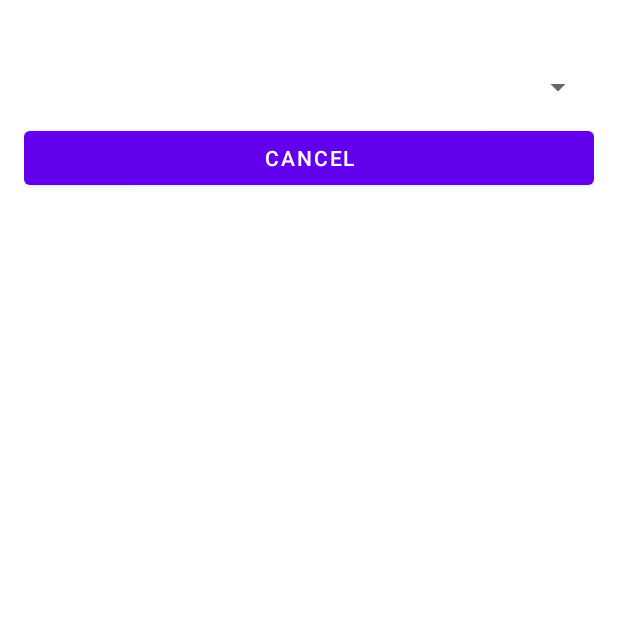
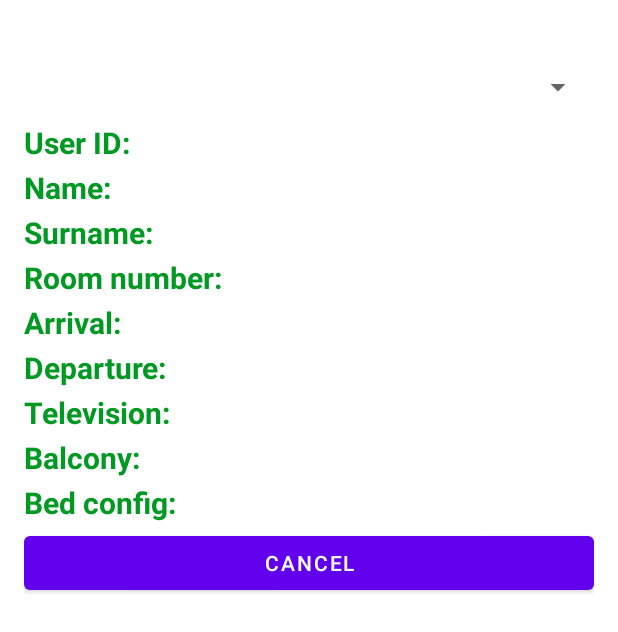
Before and after one commit to GreenHillHotel-Android/GreenHillHotel, an Android app: the layout fragment_admin.xml on its own in the app's theme, with its tools: preview values and no code run, on a phone screen of 412 x 824 dp. Shown: the top 632 px of the screen. Run offline under Robolectric (Android 15) with nearby library versions, the phone set to English and light mode, and no system bars.

Commit message:
admin panel design

```diff
--- a/app/src/main/res/layout/fragment_admin.xml
+++ b/app/src/main/res/layout/fragment_admin.xml
@@ -9,17 +9,120 @@
     android:paddingTop="@dimen/activity_vertical_margin"
     tools:context=".MainActivity">
 
+    <TextView
+        android:id="@+id/noReservation"
+        android:layout_width="match_parent"
+        android:layout_height="wrap_content"
+        android:layout_marginTop="30dp"
+        android:text="There are no reservations."
+        android:textColor="#092"
+        android:textColorHint="#090"
+        android:textSize="25sp"
+        android:textStyle="bold"
+        android:visibility="gone"/>
     <Spinner
-        android:id="@+id/spinner2"
+        android:id="@+id/spinner1"
         android:layout_width="match_parent"
         android:layout_height="wrap_content"
         android:layout_marginTop="30dp"
         android:spinnerMode="dropdown"/>
+    <TextView
+        android:id="@+id/userID"
+        android:layout_width="200dp"
+        android:layout_height="30dp"
+        android:layout_marginTop="65dp"
+        android:textColor="#092"
+        android:textColorHint="#090"
+        android:textSize="20sp"
+        android:textStyle="bold"
+        android:text="User ID:"/>
+    <TextView
+        android:id="@+id/name"
+        android:layout_width="200dp"
+        android:layout_below="@+id/userID"
+        android:layout_height="30dp"
+        android:textColor="#092"
+        android:textColorHint="#090"
+        android:textSize="20sp"
+        android:textStyle="bold"
+        android:text="Name:"/>
+    <TextView
+        android:id="@+id/surname"
+        android:layout_width="200dp"
+        android:layout_below="@+id/name"
+        android:layout_height="30dp"
+        android:textColor="#092"
+        android:textColorHint="#090"
+        android:textSize="20sp"
+        android:textStyle="bold"
+        android:text="Surname:"/>
+    <TextView
+        android:id="@+id/roomNumber"
+        android:layout_width="200dp"
+        android:layout_height="30dp"
+        android:layout_below="@+id/surname"
+        android:textColor="#092"
+        android:textColorHint="#090"
+        android:textSize="20sp"
+        android:textStyle="bold"
+        android:text="Room number:"/>
+    <TextView
+        android:id="@+id/arrivalRes"
+        android:layout_width="260dp"
+        android:layout_height="30dp"
+        android:layout_below="@+id/roomNumber"
+        android:textColor="#092"
+        android:textColorHint="#090"
+        android:textSize="20sp"
+        android:textStyle="bold"
+        android:text="Arrival: "/>
+    <TextView
+        android:id="@+id/departureRes"
+        android:layout_width="260dp"
+        android:layout_height="30dp"
+        android:layout_below="@+id/arrivalRes"
+        android:textColor="#092"
+        android:textColorHint="#090"
+        android:textSize="20sp"
+        android:textStyle="bold"
+        android:text="Departure: "/>
+
+    <TextView
+        android:id="@+id/doesTv"
+        android:layout_width="200dp"
+        android:layout_height="30dp"
+        android:layout_below="@+id/departureRes"
+        android:textColor="#092"
+        android:textColorHint="#090"
+        android:textSize="20sp"
+        android:textStyle="bold"
+        android:text="Television: "/>
+    <TextView
+        android:id="@+id/doesBalcony"
+        android:layout_width="200dp"
+        android:layout_height="30dp"
+        android:layout_below="@+id/doesTv"
+        android:textColor="#092"
+        android:textColorHint="#090"
+        android:textSize="20sp"
+        android:textStyle="bold"
+        android:text="Balcony: "/>
+    <TextView
+        android:id="@+id/configuration"
+        android:layout_width="200dp"
+        android:layout_height="30dp"
+        android:layout_below="@+id/doesBalcony"
+        android:textColor="#092"
+        android:textColorHint="#090"
+        android:textSize="20sp"
+        android:textStyle="bold"
+        android:text="Bed config: "/>
+
     <Button
         android:id="@+id/buttonCancel"
         android:layout_width="match_parent"
         android:layout_height="wrap_content"
-        android:layout_marginTop="65dp"
+        android:layout_below="@+id/configuration"
         android:text="Cancel"/>
 
 
```
